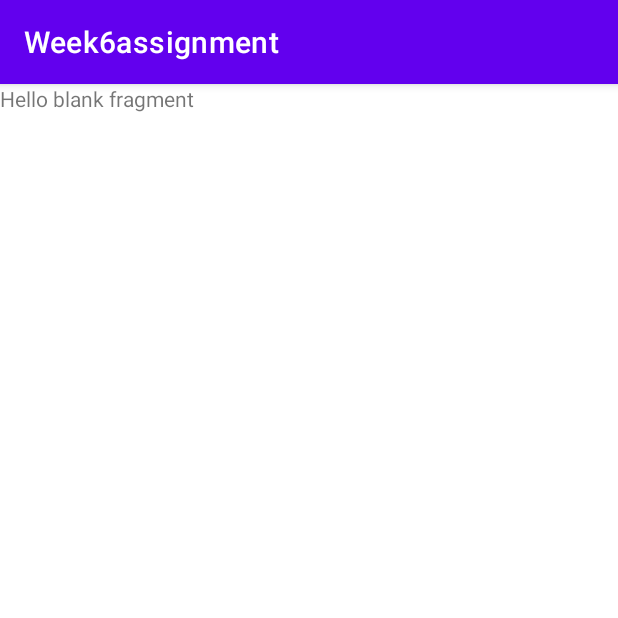
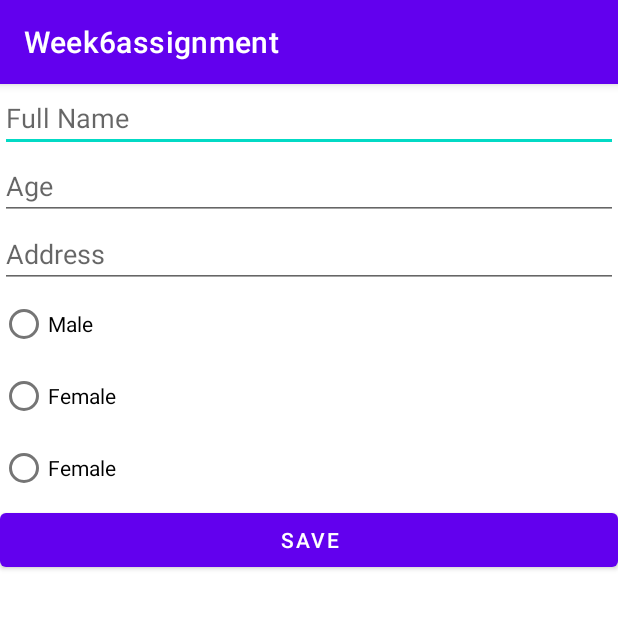
Before and after one commit to SudipRai/Week6assignment, an Android app: the fragment AddFragment shown on its own in the app's theme, on a phone screen of 412 x 824 dp, the top half of it. Run offline under Robolectric (Android 15) with nearby library versions, the phone set to English and light mode, and no system bars.

Commit message:
2nd commit

```diff
--- a/app/src/main/java/com/sudip/week6assignment/Fragments/AddFragment.kt
+++ b/app/src/main/java/com/sudip/week6assignment/Fragments/AddFragment.kt
@@ -5,10 +5,23 @@ import androidx.fragment.app.Fragment
 import android.view.LayoutInflater
 import android.view.View
 import android.view.ViewGroup
+import android.widget.Button
+import android.widget.EditText
+import android.widget.RadioButton
+import android.widget.RadioGroup
 import com.sudip.week6assignment.R
 
 
 class AddFragment : Fragment() {
+
+    private lateinit var edtname: EditText
+    private lateinit var edtage: EditText
+    private lateinit var edtaddress: EditText
+    private lateinit var rg: RadioGroup
+    private lateinit var rdomale: RadioButton
+    private lateinit var rdofemale: RadioButton
+    private lateinit var rdoother: RadioButton
+    private lateinit var btnsave:Button
     override fun onCreate(savedInstanceState: Bundle?) {
         super.onCreate(savedInstanceState)
 
@@ -19,7 +32,16 @@ class AddFragment : Fragment() {
         savedInstanceState: Bundle?
     ): View? {
         // Inflate the layout for this fragment
-        return inflater.inflate(R.layout.fragment_add, container, false)
+        val view = inflater.inflate(R.layout.fragment_add, container, false)
+        edtname = view.findViewById(R.id.edtname)
+        edtage = view.findViewById(R.id.edtage)
+        edtaddress = view.findViewById(R.id.edtaddress)
+        rg=view.findViewById(R.id.rg)
+        rdomale=view.findViewById(R.id.rdomale)
+        rdofemale=view.findViewById(R.id.rdofemale)
+        rdoother=view.findViewById(R.id.rdoother)
+        btnsave=view.findViewById(R.id.btnsave)
+
+        return view
     }
-
 }
--- a/app/src/main/res/layout/fragment_add.xml
+++ b/app/src/main/res/layout/fragment_add.xml
@@ -1,14 +1,56 @@
 <?xml version="1.0" encoding="utf-8"?>
-<FrameLayout xmlns:android="http://schemas.android.com/apk/res/android"
+<LinearLayout xmlns:android="http://schemas.android.com/apk/res/android"
     xmlns:tools="http://schemas.android.com/tools"
     android:layout_width="match_parent"
     android:layout_height="match_parent"
-    tools:context=".Fragments.AddFragment">
+    tools:context=".Fragments.AddFragment"
+    android:orientation="vertical">
+    <EditText
+        android:layout_width="match_parent"
+        android:layout_height="wrap_content"
+        android:id="@+id/edtname"
+        android:hint="Full Name"/>
+    <EditText
+        android:layout_width="match_parent"
+        android:layout_height="wrap_content"
+        android:hint="Age"
+        android:id="@+id/edtage"/>
+    <EditText
+        android:layout_width="match_parent"
+        android:layout_height="wrap_content"
+        android:hint="Address"
+        android:id="@+id/edtaddress"/>
+    <RadioGroup
+        android:layout_width="match_parent"
+        android:layout_height="wrap_content"
+        android:orientation="vertical"
+        android:id="@+id/rg">
+        <RadioButton
+            android:layout_width="match_parent"
+            android:layout_height="wrap_content"
+            android:text="Male"
+            android:id="@+id/rdomale"/>
+        <RadioButton
+            android:layout_width="match_parent"
+            android:layout_height="wrap_content"
+            android:text="Female"
+            android:id="@+id/rdofemale"
+            />
+        <RadioButton
+            android:layout_width="match_parent"
+            android:layout_height="wrap_content"
+            android:text="Female"
+            android:id="@+id/rdoother"
+            />
 
-    <!-- TODO: Update blank fragment layout -->
-    <TextView
+    </RadioGroup>
+    <Button
         android:layout_width="match_parent"
-        android:layout_height="match_parent"
-        android:text="@string/hello_blank_fragment" />
+        android:layout_height="wrap_content"
+        android:text="Save"
+        android:id="@+id/btnsave"/>
 
-</FrameLayout>
+
+
+
+</LinearLayout>
```
